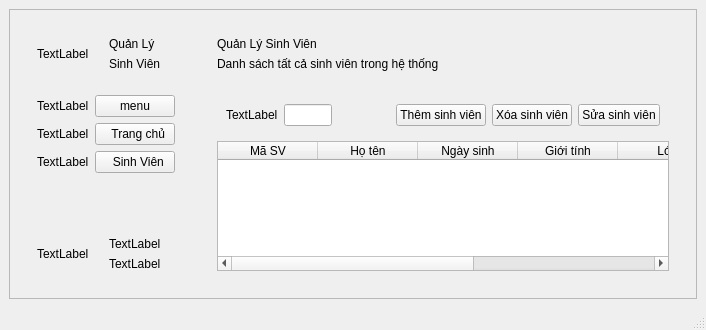
Before: the Qt Designer form Student_management.ui in akazajok/Quan-li-sinh-vien, drawn with Qt 5.
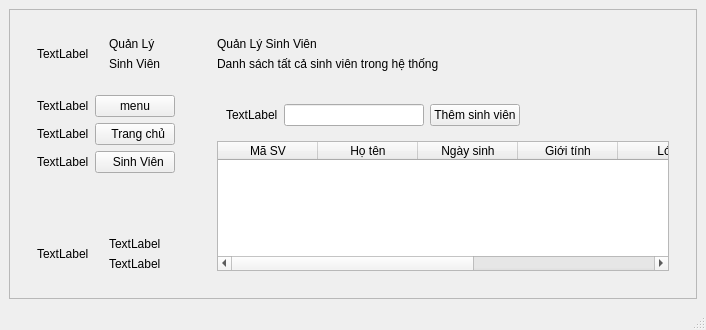
After: the same form once the commit is applied.

Commit message: Thêm button xóa, sửa ; thêm main.py

Diff of the .ui file:
```diff
--- a/Student_management.ui
+++ b/Student_management.ui
@@ -244,39 +244,25 @@
                    <widget class="QLineEdit" name="lineEdit_search_Input"/>
                   </item>
                   <item>
-                   <spacer name="horizontalSpacer">
+                   <widget class="QPushButton" name="btn_add_sinh_vien">
+                    <property name="text">
+                     <string>Thêm sinh viên</string>
+                    </property>
+                   </widget>
+                  </item>
+                  <item>
+                   <spacer name="horizontalSpacer_2">
                     <property name="orientation">
                      <enum>Qt::Horizontal</enum>
                     </property>
                     <property name="sizeHint" stdset="0">
                      <size>
-                      <width>117</width>
+                      <width>40</width>
                       <height>20</height>
                      </size>
                     </property>
                    </spacer>
                   </item>
-                  <item>
-                   <widget class="QPushButton" name="btn_add_sinh_vien">
-                    <property name="text">
-                     <string>Thêm sinh viên</string>
-                    </property>
-                   </widget>
-                  </item>
-                  <item>
-                   <widget class="QPushButton" name="btn_delete_sinh_vien">
-                    <property name="text">
-                     <string>Xóa sinh viên</string>
-                    </property>
-                   </widget>
-                  </item>
-                  <item>
-                   <widget class="QPushButton" name="btn_updata_sinh_vien">
-                    <property name="text">
-                     <string>Sửa sinh viên</string>
-                    </property>
-                   </widget>
-                  </item>
                  </layout>
                 </widget>
                </item>
```
The commit also changes 6 other files.
